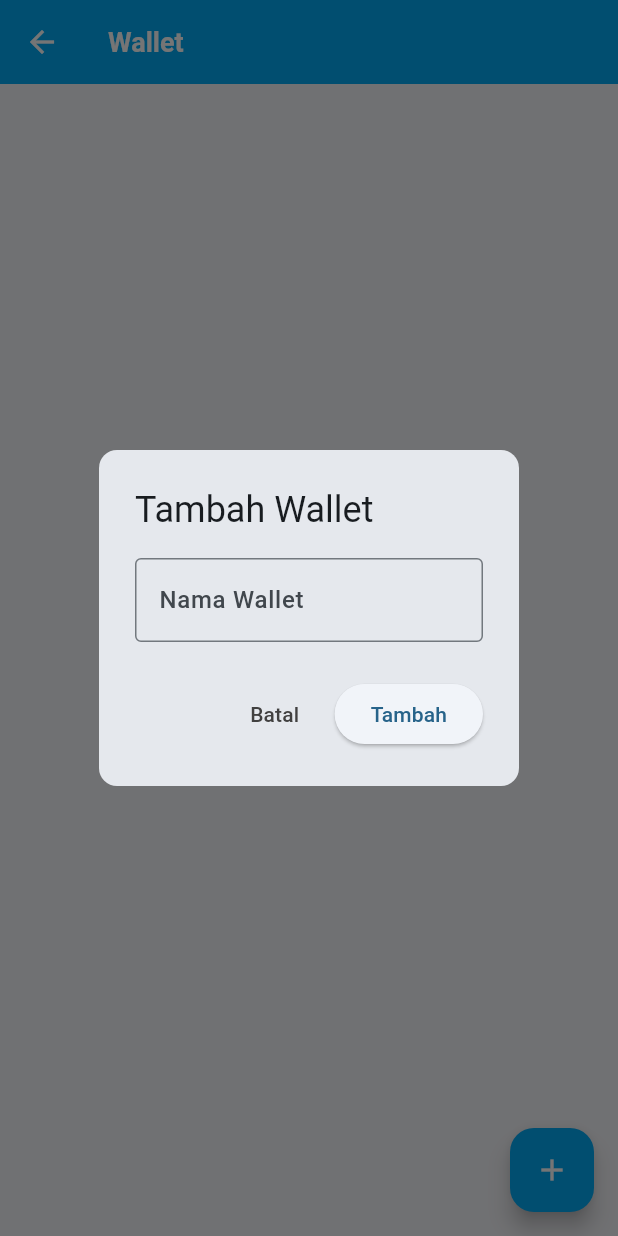
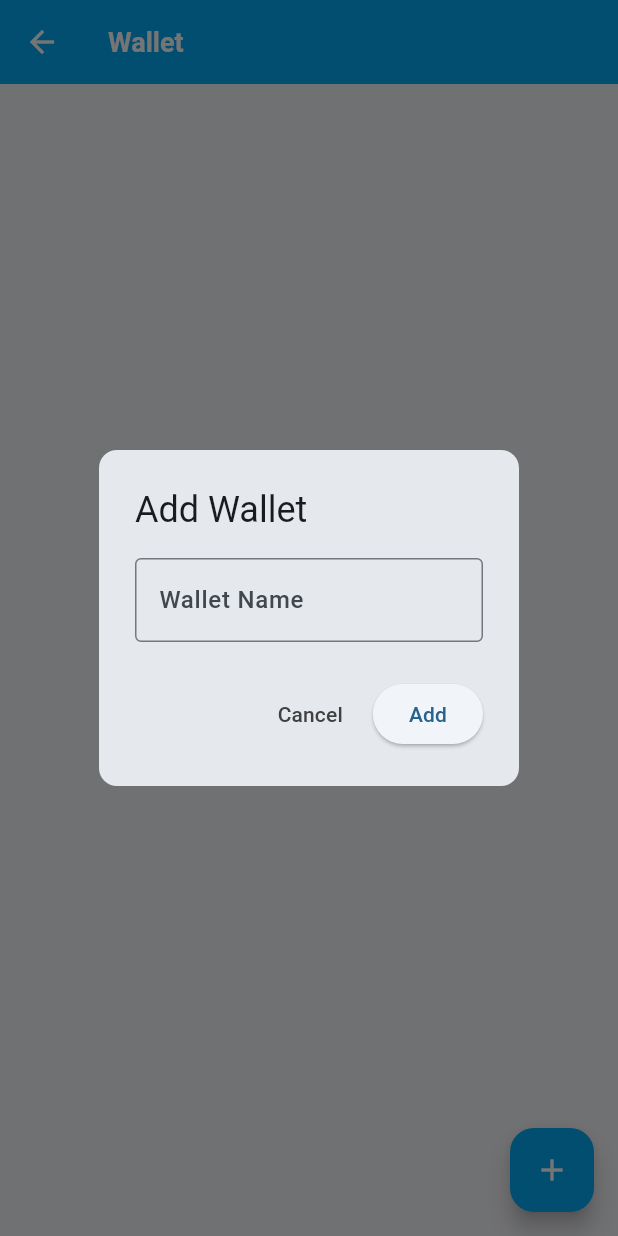
Before and after one commit to ciptosetiono/catatan-keuangan-mobile, a Flutter app: the AccountScreen screen opened directly, after a tap on the "add" icon, on a phone screen of 412 x 824 dp. Run offline on Flutter 3.47's test engine with Material 3 defaults, Android fonts, the phone set to English and light mode, and no system bars; our stand-ins replace cloud_firestore, firebase_auth, firebase_core, google_sign_in; missing offline and left inert: month_year_picker; accounts and stored records are empty; network calls fail.

Commit message:
feature: set setting language to english

```diff
--- a/lib/screens/settings/category_screen.dart
+++ b/lib/screens/settings/category_screen.dart
@@ -30,7 +30,7 @@ class _CategoryScreenState extends State<CategoryScreen> {
           shape: RoundedRectangleBorder(
             borderRadius: BorderRadius.circular(12),
           ),
-          title: Text(isEdit ? 'Edit Kategori' : 'Tambah Kategori'),
+          title: Text(isEdit ? 'Edit Category' : 'Add Category'),
           content: StatefulBuilder(
             builder: (context, setStateDialog) {
               return Column(
@@ -39,7 +39,7 @@ class _CategoryScreenState extends State<CategoryScreen> {
                   TextField(
                     controller: _controller,
                     decoration: const InputDecoration(
-                      labelText: 'Nama Kategori',
+                      labelText: 'Category Name',
                       border: OutlineInputBorder(),
                     ),
                   ),
@@ -50,7 +50,7 @@ class _CategoryScreenState extends State<CategoryScreen> {
                         child: RadioListTile<String>(
                           value: 'income',
                           groupValue: tempSelectedType,
-                          title: const Text('Pemasukan'),
+                          title: const Text('Income'),
                           activeColor: Colors.lightBlue,
                           tileColor:
                               tempSelectedType == 'income'
@@ -65,7 +65,7 @@ class _CategoryScreenState extends State<CategoryScreen> {
                         child: RadioListTile<String>(
                           value: 'expense',
                           groupValue: tempSelectedType,
-                          title: const Text('Pengeluaran'),
+                          title: const Text('Expense'),
                           onChanged: (value) {
                             setStateDialog(() => tempSelectedType = value!);
                           },
@@ -83,7 +83,7 @@ class _CategoryScreenState extends State<CategoryScreen> {
               style: TextButton.styleFrom(
                 foregroundColor: const Color.fromARGB(255, 65, 64, 64),
               ),
-              child: const Text('Batal'),
+              child: const Text('Cancel'),
             ),
             ElevatedButton(
               onPressed: () async {
@@ -110,7 +110,7 @@ class _CategoryScreenState extends State<CategoryScreen> {
                 backgroundColor: Colors.lightBlue,
                 foregroundColor: Colors.white,
               ),
-              child: Text(isEdit ? 'Simpan' : 'Tambah'),
+              child: Text(isEdit ? 'Save' : 'Add'),
             ),
           ],
         );
@@ -123,16 +123,18 @@ class _CategoryScreenState extends State<CategoryScreen> {
       context: context,
       builder:
           (ctx) => AlertDialog(
-            title: const Text('Hapus Kategori'),
-            content: Text('Yakin ingin menghapus kategori "${category.name}"?'),
+            title: const Text('Delete Categori'),
+            content: Text(
+              'Are you sure to delete category "${category.name}"?',
+            ),
             actions: [
               TextButton(
                 onPressed: () => Navigator.pop(ctx, false),
-                child: const Text('Batal'),
+                child: const Text('Cancel'),
               ),
               ElevatedButton(
                 onPressed: () => Navigator.pop(ctx, true),
-                child: const Text('Hapus'),
+                child: const Text('Delete'),
                 style: TextButton.styleFrom(
                   backgroundColor: Colors.redAccent,
                   foregroundColor: Colors.white,
@@ -150,7 +152,7 @@ class _CategoryScreenState extends State<CategoryScreen> {
   Widget build(BuildContext context) {
     return Scaffold(
       appBar: AppBar(
-        title: const Text('Kategori'),
+        title: const Text('Category'),
         bottom: PreferredSize(
           preferredSize: const Size.fromHeight(60),
           child: Padding(
@@ -177,7 +179,7 @@ class _CategoryScreenState extends State<CategoryScreen> {
                                 (value) => setState(() => _searchQuery = value),
                             style: const TextStyle(color: Colors.black),
                             decoration: const InputDecoration(
-                              hintText: 'Cari kategori...',
+                              hintText: 'search category...',
                               hintStyle: TextStyle(color: Colors.black54),
                               border: InputBorder.none,
                               isDense: true,
@@ -217,15 +219,15 @@ class _CategoryScreenState extends State<CategoryScreen> {
                               items: const [
                                 DropdownMenuItem(
                                   value: 'all',
-                                  child: Text('Semua'),
+                                  child: Text('All Types'),
                                 ),
                                 DropdownMenuItem(
                                   value: 'income',
-                                  child: Text('Pemasukan'),
+                                  child: Text('Income'),
                                 ),
                                 DropdownMenuItem(
                                   value: 'expense',
-                                  child: Text('Pengeluaran'),
+                                  child: Text('Expense'),
                                 ),
                               ],
                               onChanged:
@@ -259,7 +261,9 @@ class _CategoryScreenState extends State<CategoryScreen> {
 
                 final categories = snapshot.data ?? [];
                 if (categories.isEmpty) {
-                  return const Center(child: Text('Belum ada kategori'));
+                  return const Center(
+                    child: Text('There are no categories yet. Add one now!'),
+                  );
                 }
 
                 return ListView.builder(
@@ -274,7 +278,7 @@ class _CategoryScreenState extends State<CategoryScreen> {
                       child: ListTile(
                         title: Text(c.name),
                         subtitle: Text(
-                          c.type == 'income' ? 'Pemasukan' : 'Pengeluaran',
+                          c.type == 'income' ? 'Income' : 'Expense',
                         ),
                         trailing: Row(
                           mainAxisSize: MainAxisSize.min,
--- a/lib/screens/settings/wallet_screen.dart
+++ b/lib/screens/settings/wallet_screen.dart
@@ -26,18 +26,18 @@ class _AccountScreenState extends State<AccountScreen> {
           shape: RoundedRectangleBorder(
             borderRadius: BorderRadius.circular(12),
           ),
-          title: Text(isEdit ? 'Edit Wallet' : 'Tambah Wallet'),
+          title: Text(isEdit ? 'Edit Wallet' : 'Add Wallet'),
           content: TextField(
             controller: _controller,
             decoration: const InputDecoration(
-              labelText: 'Nama Wallet',
+              labelText: 'Wallet Name',
               border: OutlineInputBorder(),
             ),
           ),
           actions: [
             TextButton(
               onPressed: () => Navigator.pop(context),
-              child: const Text('Batal'),
+              child: const Text('Cancel'),
               style: TextButton.styleFrom(
                 foregroundColor: const Color.fromARGB(
                   255,
@@ -62,13 +62,12 @@ class _AccountScreenState extends State<AccountScreen> {
                 if (isEdit) {
                   await _walletService.updateWallet(newWallet);
                 } else {
-                  print('button Adding wallet cklik: ${newWallet.name}');
                   await _walletService.addWallet(newWallet);
                 }
 
                 Navigator.pop(context);
               },
-              child: Text(isEdit ? 'Simpan' : 'Tambah'),
+              child: Text(isEdit ? 'Save' : 'Add'),
             ),
           ],
         );
@@ -81,8 +80,8 @@ class _AccountScreenState extends State<AccountScreen> {
       context: context,
       builder:
           (ctx) => AlertDialog(
-            title: const Text('Hapus Wallet'),
-            content: Text('Yakin ingin menghapus wallet "${wallet.name}"?'),
+            title: const Text('Delete Wallet'),
+            content: Text('Are you sure to delete wallet "${wallet.name}"?'),
             actions: [
               TextButton(
                 onPressed: () => Navigator.pop(ctx, false),
@@ -94,11 +93,11 @@ class _AccountScreenState extends State<AccountScreen> {
                     64,
                   ), // Set your desired color here
                 ),
-                child: const Text('Batal'),
+                child: const Text('Cancel'),
               ),
               ElevatedButton(
                 onPressed: () => Navigator.pop(ctx, true),
-                child: const Text('Hapus'),
+                child: const Text('Delete'),
                 style: ElevatedButton.styleFrom(
                   backgroundColor: Colors.red, // Set your desired color here
                 ),
@@ -126,7 +125,7 @@ class _AccountScreenState extends State<AccountScreen> {
           final accounts = snapshot.data ?? [];
           if (accounts.isEmpty) {
             return const Center(
-              child: Text('Belum ada wallet. tambahkan sekarang!'),
+              child: Text('THre are no wallets yet. Add one now!'),
             );
           }
 
```
